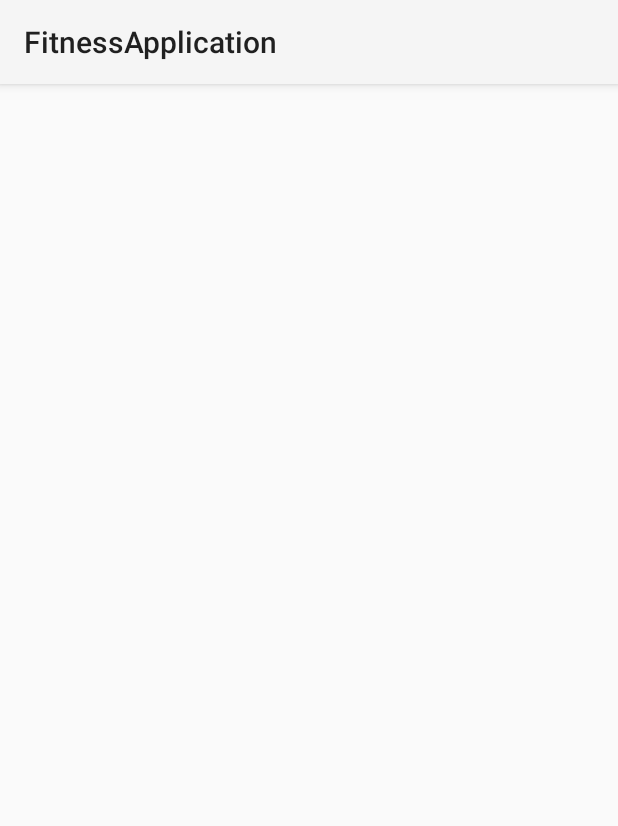
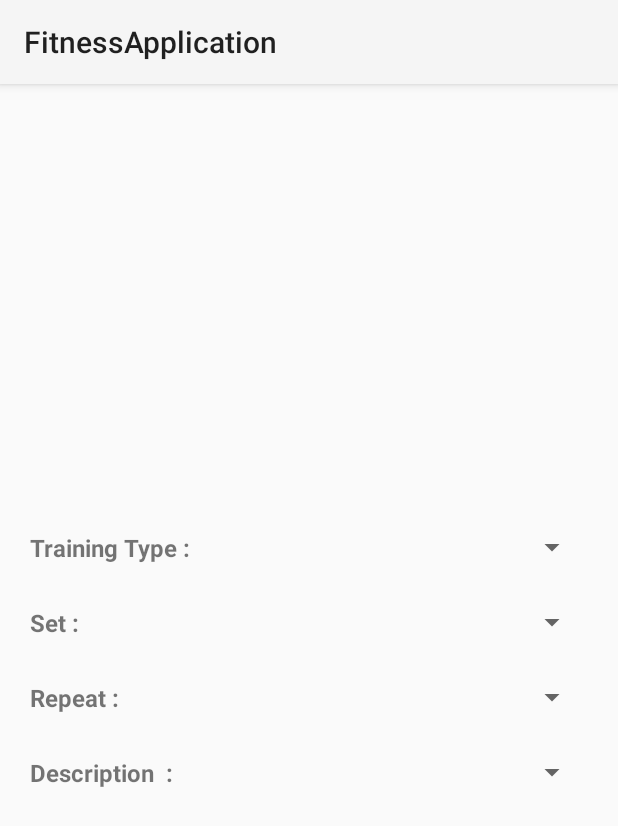
Before and after one commit to doanburak97/FitnessApplication, an Android app: the AddTrainingActivity screen opened directly, with no data from a screen before it, on a phone screen of 412 x 824 dp. Shown: the top 826 px of the screen. Run offline under Robolectric (Android 15) with nearby library versions, the phone set to English and light mode, and no system bars; Roboto replaces fonts that are not available here.

Commit message:
add training page added

```diff
--- a/app/src/main/res/layout/activity_add_training.xml
+++ b/app/src/main/res/layout/activity_add_training.xml
@@ -4,4 +4,114 @@
     xmlns:tools="http://schemas.android.com/tools"
     android:layout_width="match_parent"
     android:layout_height="match_parent"
-    tools:context=".activity.AddTrainingActivity"/>
+    tools:context=".activity.AddTrainingActivity">
+
+    <LinearLayout
+        android:layout_width="match_parent"
+        android:layout_height="wrap_content"
+        android:layout_marginStart="20dp"
+        android:layout_marginEnd="20dp"
+        android:orientation="vertical"
+        app:layout_constraintBottom_toBottomOf="parent"
+        app:layout_constraintEnd_toEndOf="parent"
+        app:layout_constraintStart_toStartOf="parent"
+        app:layout_constraintTop_toTopOf="parent">
+
+        <LinearLayout
+            android:layout_width="match_parent"
+            android:layout_height="50sp"
+            android:orientation="horizontal"
+            android:weightSum="3">
+
+            <TextView
+                android:id="@+id/tv_trainingType"
+                android:layout_width="match_parent"
+                android:layout_height="match_parent"
+                android:layout_weight="2"
+                android:gravity="center|start"
+                android:text="Training Type :"
+                android:textSize="16sp"
+                android:textStyle="bold" />
+
+            <Spinner
+                android:id="@+id/sp_trainingType"
+                android:layout_width="match_parent"
+                android:layout_height="match_parent"
+                android:layout_weight="1"
+                android:gravity="center" />
+        </LinearLayout>
+
+        <LinearLayout
+            android:layout_width="match_parent"
+            android:layout_height="50sp"
+            android:orientation="horizontal"
+            android:weightSum="3">
+
+            <TextView
+                android:id="@+id/tv_set"
+                android:layout_width="match_parent"
+                android:layout_height="match_parent"
+                android:layout_weight="2"
+                android:gravity="center|start"
+                android:textSize="16sp"
+                android:text="Set :"
+                android:textStyle="bold"/>
+
+            <Spinner
+                android:id="@+id/sp_set"
+                android:layout_width="match_parent"
+                android:layout_height="match_parent"
+                android:layout_weight="1"
+                android:gravity="center" />
+        </LinearLayout>
+
+        <LinearLayout
+            android:layout_width="match_parent"
+            android:layout_height="50sp"
+            android:orientation="horizontal"
+            android:weightSum="3">
+
+            <TextView
+                android:id="@+id/tv_repeat"
+                android:layout_width="match_parent"
+                android:layout_height="match_parent"
+                android:layout_weight="2"
+                android:gravity="center|start"
+                android:textSize="16sp"
+                android:textStyle="bold"
+                android:text="Repeat :" />
+
+            <Spinner
+                android:id="@+id/sp_repeat"
+                android:layout_width="match_parent"
+                android:layout_height="match_parent"
+                android:layout_weight="1"
+                android:gravity="center" />
+        </LinearLayout>
+
+        <LinearLayout
+            android:layout_width="match_parent"
+            android:layout_height="50sp"
+            android:orientation="horizontal"
+            android:weightSum="3">
+
+            <TextView
+                android:id="@+id/tv_desc"
+                android:layout_width="match_parent"
+                android:layout_height="match_parent"
+                android:layout_weight="2"
+                android:gravity="center|start"
+                android:textSize="16sp"
+                android:textStyle="bold"
+                android:text="Description  :" />
+
+            <Spinner
+                android:id="@+id/sp_desc"
+                android:layout_width="match_parent"
+                android:layout_height="match_parent"
+                android:layout_weight="1"
+                android:gravity="center" />
+        </LinearLayout>
+    </LinearLayout>
+
+</androidx.constraintlayout.widget.ConstraintLayout>
```
